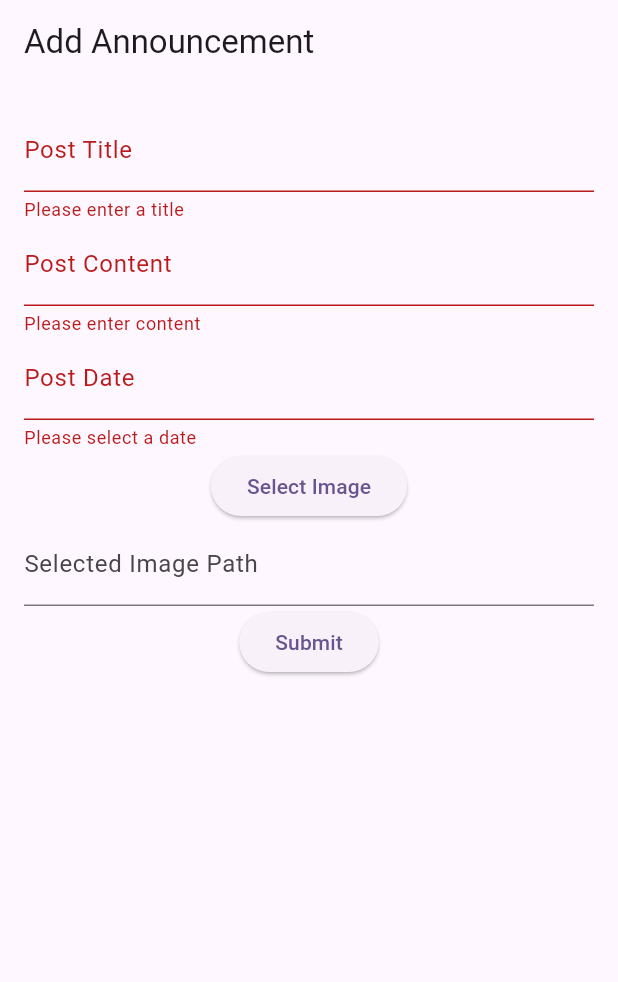
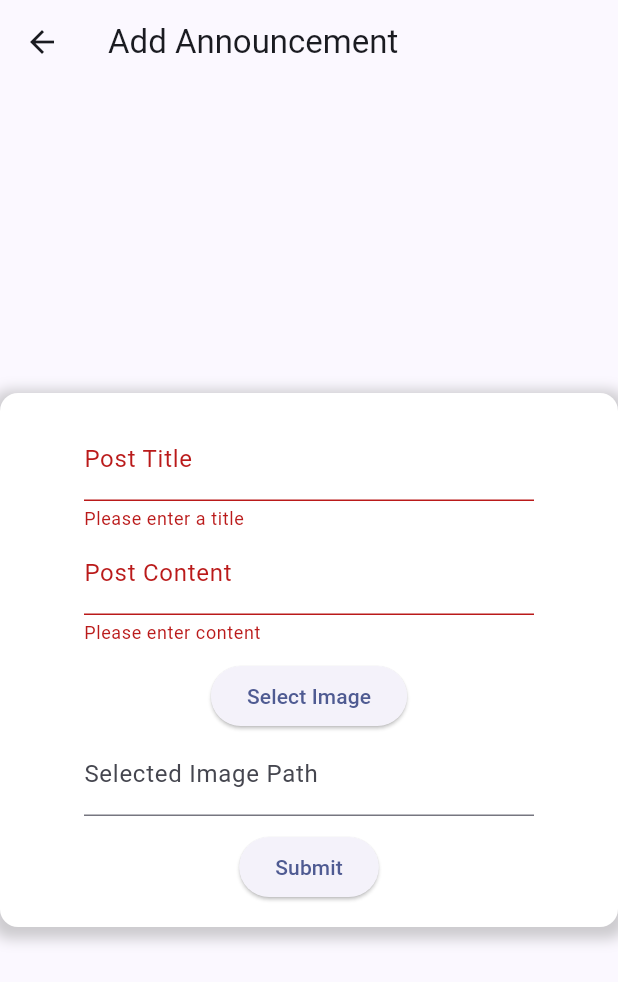
Before and after one commit to Morty-lab/announcements, a Flutter app: the AddAnnouncementForm screen opened directly, after a tap on "Submit", on a phone screen of 412 x 824 dp. Shown: the top 982 px of the screen. Run offline on Flutter 3.47's test engine with Material 3 defaults, Android fonts, the phone set to English and light mode, and no system bars; our stand-ins replace cloud_firestore, firebase_core, firebase_storage, image_picker; accounts and stored records are empty.

Commit message:
added designs

```diff
--- a/lib/main.dart
+++ b/lib/main.dart
@@ -18,6 +18,7 @@ class MyApp extends StatelessWidget {
   @override
   Widget build(BuildContext context) {
     return MaterialApp(
+      debugShowCheckedModeBanner: false,
       title: 'Flutter Demo',
       theme: ThemeData(
         // This is the theme of your application.
@@ -35,7 +36,8 @@ class MyApp extends StatelessWidget {
         //
         // This works for code too, not just values: Most code changes can be
         // tested with just a hot reload.
-        colorScheme: ColorScheme.fromSeed(seedColor: Colors.deepPurple),
+
+        colorScheme: ColorScheme.fromSeed(seedColor: Color.fromARGB(255, 39, 54, 113)),
         useMaterial3: true,
       ),
       home: PostingsView(),
--- a/lib/views/addAnnouncements.dart
+++ b/lib/views/addAnnouncements.dart
@@ -46,14 +46,35 @@ class _AddAnnouncementFormState extends State<AddAnnouncementForm> {
     return Scaffold(
       appBar: AppBar(
         title: Text('Add Announcement'),
+        leading: IconButton(
+          icon: Icon(Icons.arrow_back), // Icon for the back button
+          onPressed: () => Navigator.of(context).pop(), // Action to pop the current route
         ),
-      body: Form(
+      ),
+      body: Center( // Wrap the Container with a Center widget
+        child: Container(
+          width: 500, // Specify the width of the Container
+          padding: EdgeInsets.all(16.0),
+          decoration: BoxDecoration(
+            color: Colors.white, // Repeated for clarity
+            borderRadius: BorderRadius.circular(12.0), // Apply uniform rounding
+            boxShadow: [
+              BoxShadow(
+                color: Colors.grey.withOpacity(0.5), // Shadow color with opacity
+                spreadRadius: 5, // Spread radius
+                blurRadius: 7, // Blur radius
+                offset: Offset(0, 3), // Changes position of shadow
+              ),
+            ], // Add padding inside the container
+          ), // Add boxShadow here
+          child: Form(
             key: _formKey,
-        child: Padding(
-          padding: EdgeInsets.all(16.0),
+            child: SingleChildScrollView( // Use SingleChildScrollView for scrolling
               child: Column(
                 children: <Widget>[
-              TextFormField(
+                  Container(
+                    width: 300,
+                    child: TextFormField(
                       controller: _titleController,
                       decoration: InputDecoration(labelText: 'Post Title'),
                       validator: (value) {
@@ -63,7 +84,10 @@ class _AddAnnouncementFormState extends State<AddAnnouncementForm> {
                         return null;
                       },
                     ),
-              TextFormField(
+                  ),
+                  Container(
+                    width: 300,
+                    child: TextFormField(
                       controller: _contentController,
                       maxLines: null,
                       decoration: InputDecoration(labelText: 'Post Content'),
@@ -74,47 +98,39 @@ class _AddAnnouncementFormState extends State<AddAnnouncementForm> {
                         return null;
                       },
                     ),
-              TextFormField(
-                controller: _dateController,
-                decoration: InputDecoration(labelText: 'Post Date'),
-                keyboardType: TextInputType.datetime,
-                validator: (value) {
-                  if (value == null || value.isEmpty) {
-                    return 'Please select a date';
-                  }
-                  return null;
-                },
                   ),
+                  SizedBox(height: 10,),
                   ElevatedButton(
                     onPressed: _pickImage,
                     child: Text('Select Image'),
                   ),
-              TextFormField(
+                  Container(
+                    width: 300,
+                    child: TextFormField(
                       controller: _imageController,
                       decoration: InputDecoration(labelText: 'Selected Image Path'),
-                readOnly: true, // Make this field read-only
+                      readOnly: true,
                     ),
+                  ),
+                  SizedBox(height: 10,),
                   ElevatedButton(
                     onPressed: () {
                       if (_formKey.currentState!.validate()) {
                         // Save the announcement
                         print('Saving...');
-                    // Save the announcement
                         CollectionReference announcements =
                             FirebaseFirestore.instance.collection('announcements');
-                    announcements
-                        .add({
-                          'title': _titleController.text,
-                          'content': _contentController.text,
-                          'date': _dateController.text,
-                          'imageUrl': _imageController
-                              .text, // Use the image URL from Firebase Storage
-                        })
-                        .then((value) => print('Announcement Saved'))
+                        announcements.add({
+                          'postTitle': _titleController.text,
+                          'postContent': _contentController.text,
+                          'postDate': Timestamp.now(),
+                          'imageLink': _imageController.text,
+                        }).then((value) => print('Announcement Saved'))
                       .catchError((error) =>
                                 print('Failed to save announcement: $error'));
-                    // Implement saving logic here
                         print("Saved");
+
+                        Navigator.of(context).pop();
                       }
                     },
                     child: Text('Submit'),
@@ -123,6 +139,8 @@ class _AddAnnouncementFormState extends State<AddAnnouncementForm> {
               ),
             ),
           ),
+        ),
+      ),
     );
   }
 }
--- a/lib/views/postings.dart
+++ b/lib/views/postings.dart
@@ -42,11 +42,10 @@ class _PostingsViewState extends State<PostingsView> {
                   document.data() as Map<String, dynamic>;
               return Card(
                 child: ListTile(
-                  leading: Image.network(data['imageLink']),
-                  title: Text(data['postTitle']),
-                  subtitle: Text(data['postContent']),
-                  trailing: Text(
-                      DateFormat.yMMMd().format(data['postDate'].toDate())),
+                  leading: Image.network(data['imageLink'] ?? ""),
+                  title: Text(data['postTitle'] ?? ""),
+                  subtitle: Text(data['postContent'] ?? ""),
+                  // trailing: Text(data['postDate'] ?? DateTime.timestamp() ),
                 ),
               );
             }).toList(),
@@ -55,7 +54,7 @@ class _PostingsViewState extends State<PostingsView> {
       ),
       floatingActionButton: FloatingActionButton(
         onPressed: () {
-          Navigator.pushReplacement(
+          Navigator.push(
             context,
             MaterialPageRoute(builder: (context) => AddAnnouncementForm()),
           );
```
Also changed, not shown: lib/firebase_options.dart. Lines whose indentation alone changed are shown as unchanged.
